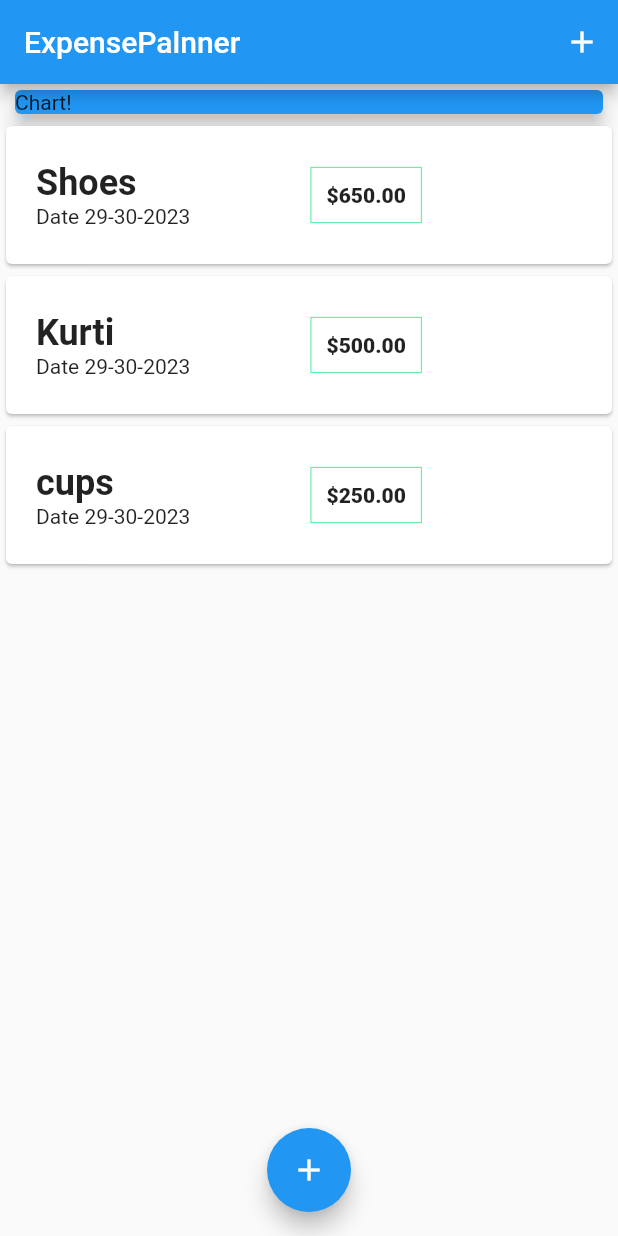
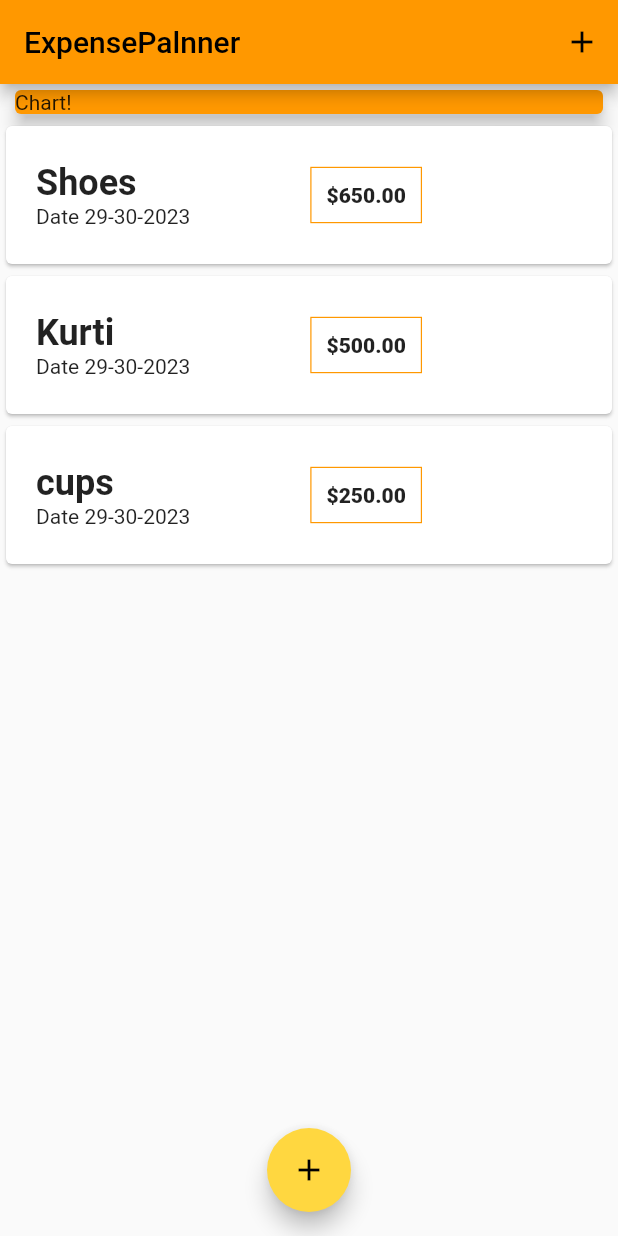
Before and after one commit to JhansiCh916/FlutterProjects, a Flutter app: the screen it shows after launch, on a phone screen of 412 x 824 dp. Run offline on Flutter 3.47's test engine with Material 2 defaults, Android fonts, the phone set to English and light mode, and no system bars.

Commit message:
Themes added and styleing of bottomsheet.

```diff
--- a/lib/main.dart
+++ b/lib/main.dart
@@ -13,6 +13,10 @@ class ExpensePlanner extends StatelessWidget {
   Widget build(BuildContext context) {
     return MaterialApp(
       title: "Expense Planner",
+      theme: ThemeData(
+        primarySwatch: Colors.orange,
+        accentColor: Colors.amberAccent,
+      ),
       home: HomePage(),
       );
   }
@@ -41,7 +45,12 @@ class _HomePageState extends State<HomePage> {
   }
   void _startNewTransaction(BuildContext ctx) {
     showModalBottomSheet(context: ctx, builder: (_) {
-      return NewTransaction(_addTransactions);
+      return GestureDetector(
+        onTap: () {},
+        child: NewTransaction(_addTransactions),
+        behavior: HitTestBehavior.opaque,
+      );
+
     },);
   }
 
@@ -62,7 +71,7 @@ class _HomePageState extends State<HomePage> {
           Container(
             width: 400,
             child: Card(
-              color: Colors.blue,
+              color: Theme.of(context).primaryColor,
               child: Text("Chart!"),
               elevation: 5,
             ),
--- a/lib/widgets/transactionList.dart
+++ b/lib/widgets/transactionList.dart
@@ -44,7 +44,9 @@ class TransactionList extends StatelessWidget {
                       margin: EdgeInsets.symmetric(horizontal: 60),
                       decoration: BoxDecoration(
                           border:
-                          Border.all(color: Colors.greenAccent, width: 0.8)),
+                          Border.all(
+                              color: Theme.of(context).primaryColor,
+                              width: 0.8)),
                       padding: EdgeInsets.all(10),
                       child: Text(
                         "\$" + transactions[index].amount.toStringAsFixed(2),
```
Also changed, not shown: lib/widgets/new_transaction.dart (+15 -6 lines).
